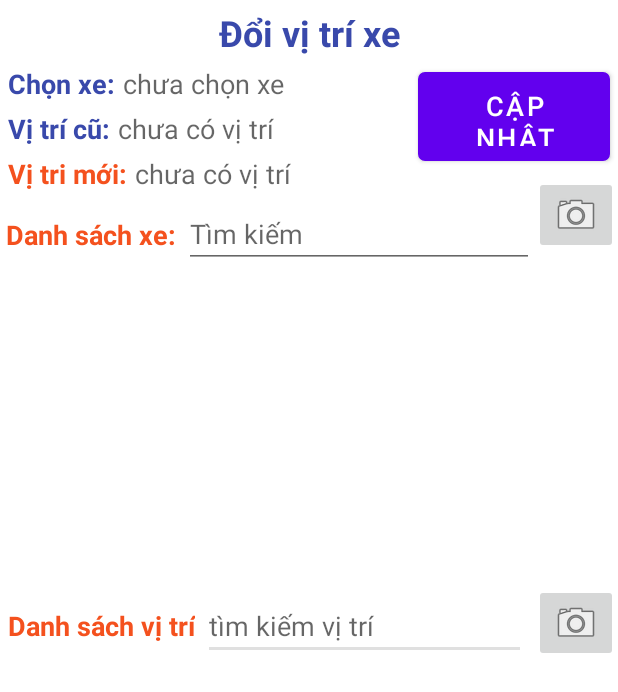
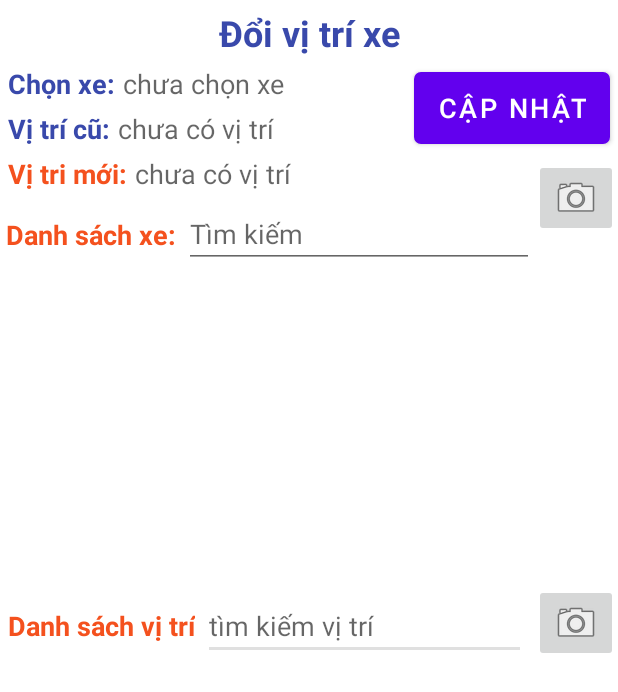
Before and after one commit to TruyenLam/GoiXe, an Android app: the doiViTriActivity screen opened directly, with no data from a screen before it, on a phone screen of 412 x 824 dp. Shown: the top 692 px of the screen. Run offline under Robolectric (Android 15) with nearby library versions, the phone set to English and light mode, and no system bars; libraries missing offline, so code that uses them is left out: com.google.zxing.integration; 1 statement that could not run was skipped.

Commit message:
fix lỗi QRcode

```diff
--- a/app/src/main/java/com/it/xevai60/doiViTriActivity.java
+++ b/app/src/main/java/com/it/xevai60/doiViTriActivity.java
@@ -104,7 +104,8 @@ public class doiViTriActivity extends AppCompatActivity {
             public void onClick(View v) {
                 control_vitri=1;
                 control_xe=0;
-                init();
+                //init();
+                new IntentIntegrator(doiViTriActivity.this).initiateScan();
             }
         });
         imgbtn_doivitri_scanXe.setOnClickListener(new View.OnClickListener() {
@@ -112,7 +113,8 @@ public class doiViTriActivity extends AppCompatActivity {
             public void onClick(View v) {
                 control_vitri=0;
                 control_xe=1;
-                init();
+                //init();
+                new IntentIntegrator(doiViTriActivity.this).initiateScan();
             }
         });
 
--- a/app/src/main/java/com/it/xevai60/dsXeTrongActivity.java
+++ b/app/src/main/java/com/it/xevai60/dsXeTrongActivity.java
@@ -99,9 +99,11 @@ public class dsXeTrongActivity extends AppCompatActivity {
         imgbtn_dsxetrong_Scan.setOnClickListener(new View.OnClickListener() {
             @Override
             public void onClick(View v) {
-                init();
+                //init();
+                new IntentIntegrator(dsXeTrongActivity.this).initiateScan(); // `this` is the current Activity
             }
         });
+
 
     }
     public void init(){
--- a/app/src/main/java/com/it/xevai60/tapKetActivity.java
+++ b/app/src/main/java/com/it/xevai60/tapKetActivity.java
@@ -97,7 +97,8 @@ public class tapKetActivity extends AppCompatActivity {
         imgbtn_tapket_Scan.setOnClickListener(new View.OnClickListener() {
             @Override
             public void onClick(View v) {
-                init();
+                //init();
+                new IntentIntegrator(tapKetActivity.this).initiateScan();
             }
         });
     }
--- a/app/src/main/res/layout/activity_doi_vi_tri.xml
+++ b/app/src/main/res/layout/activity_doi_vi_tri.xml
@@ -94,8 +94,8 @@
 
     <Button
         android:id="@+id/btn_doivitri_updatexe"
-        android:layout_width="128dp"
-        android:layout_height="59dp"
+        android:layout_width="wrap_content"
+        android:layout_height="wrap_content"
         android:layout_marginTop="10dp"
         android:layout_marginEnd="5dp"
         android:background="@drawable/button_3state"
```
